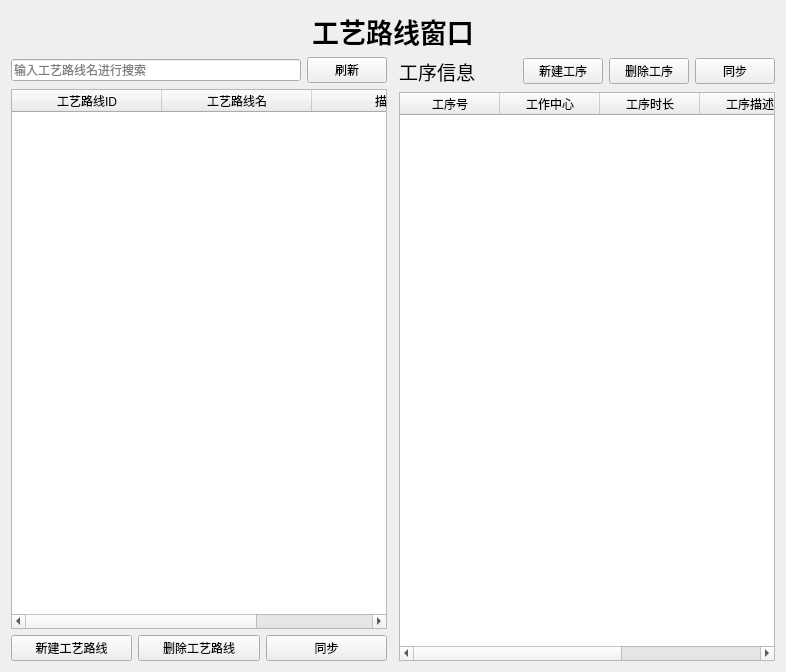
Before: the Qt Designer form xt/code/ui/Line.ui in joker20020/ERP, drawn with Qt 5.
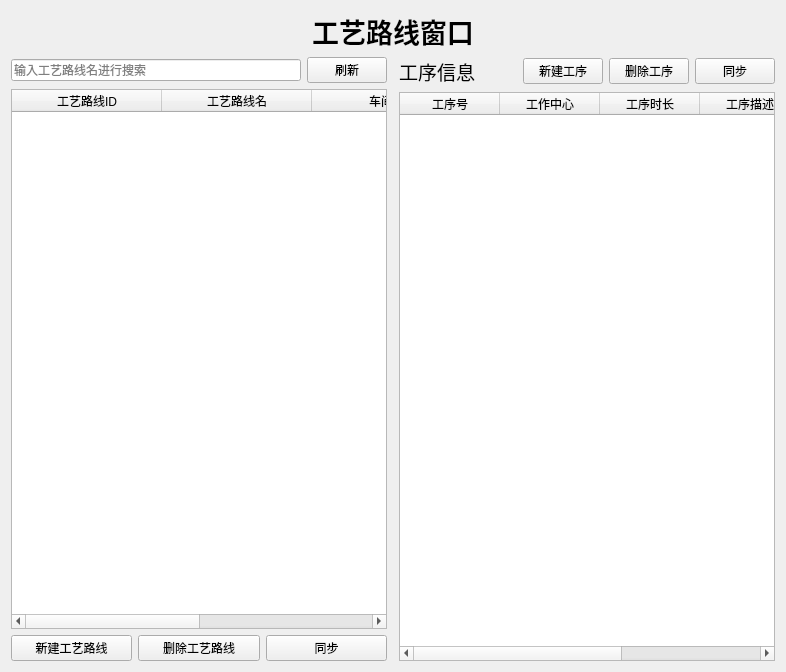
After: the same form once the commit is applied. Custom widgets are drawn as their Qt base class.

What changed in the file:
```diff
--- a/xt/code/ui/Line.ui
+++ b/xt/code/ui/Line.ui
@@ -76,6 +76,11 @@
            <string>工艺路线名</string>
           </property>
          </column>
+         <column>
+          <property name="text">
+           <string>车间ID</string>
+          </property>
+         </column>
          <column>
           <property name="text">
            <string>描述</string>
```
